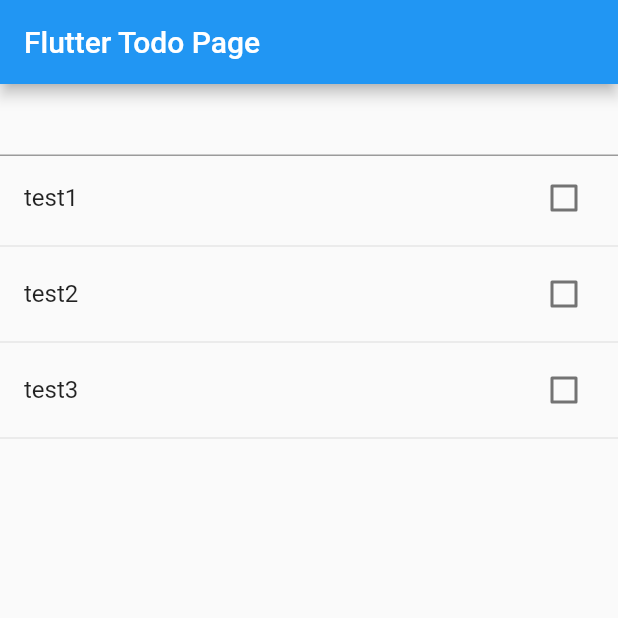
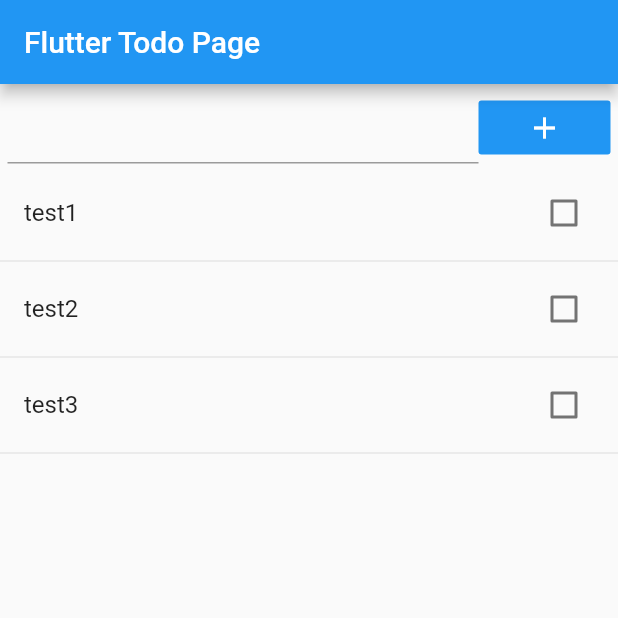
Before and after one commit to nmemoto-sandbox/flutter-todo, a Flutter app: the screen it shows after launch, on a phone screen of 412 x 824 dp, the top half of it. Run offline on Flutter 3.47's test engine with Material 2 defaults, Android fonts, the phone set to English and light mode, and no system bars.

Commit message:
Todo追加のためのボタンを配置

```diff
--- a/lib/src/widgets/todo_input.dart
+++ b/lib/src/widgets/todo_input.dart
@@ -3,6 +3,26 @@ import 'package:flutter/material.dart';
 class TodoInput extends StatelessWidget {
 
   Widget build(context) {
-    return TextFormField();
+    return Container(
+      padding: EdgeInsets.all(5.0),
+      child: Row(
+        children: <Widget>[
+          Expanded(
+            child: TextFormField()
+          ),
+          FlatButton(
+            child: Icon(
+              Icons.add,
+              color: Colors.white,
+            ),
+            color: Colors.blue,
+            materialTapTargetSize: MaterialTapTargetSize.shrinkWrap,
+            onPressed: () {
+
+            },
+          )
+        ],
+      ),
+    );
   }
 }
```
